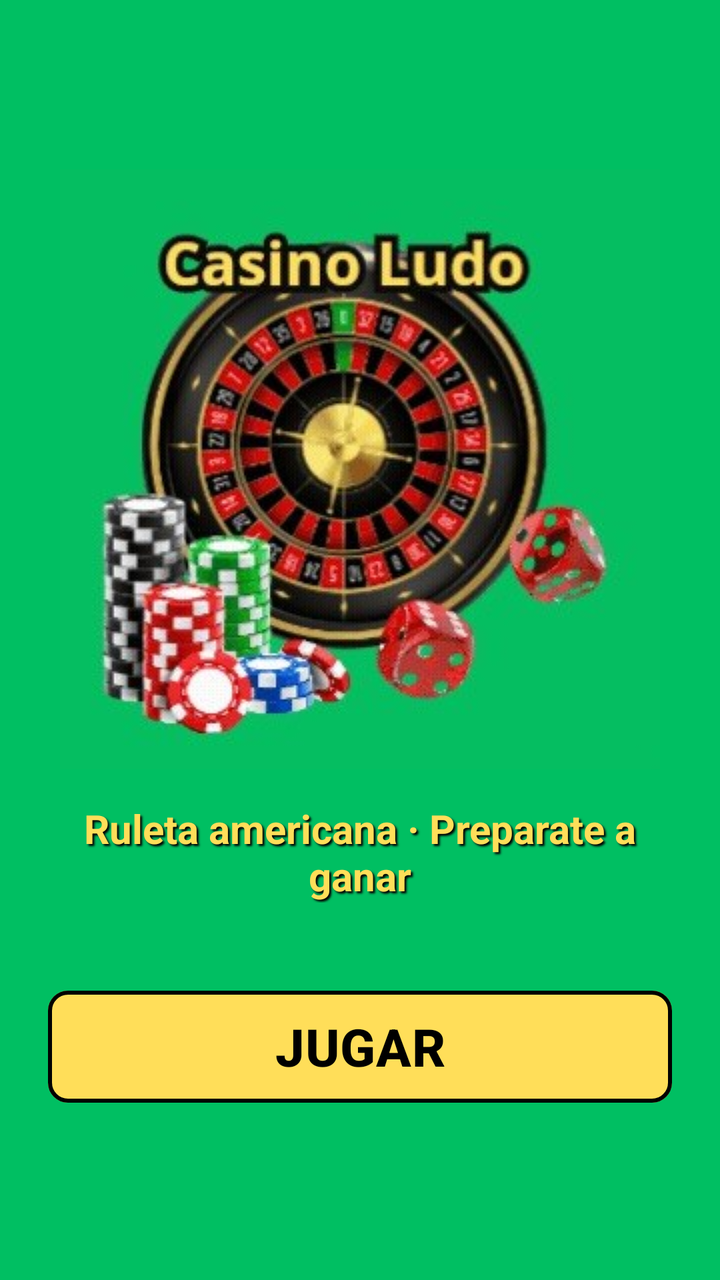
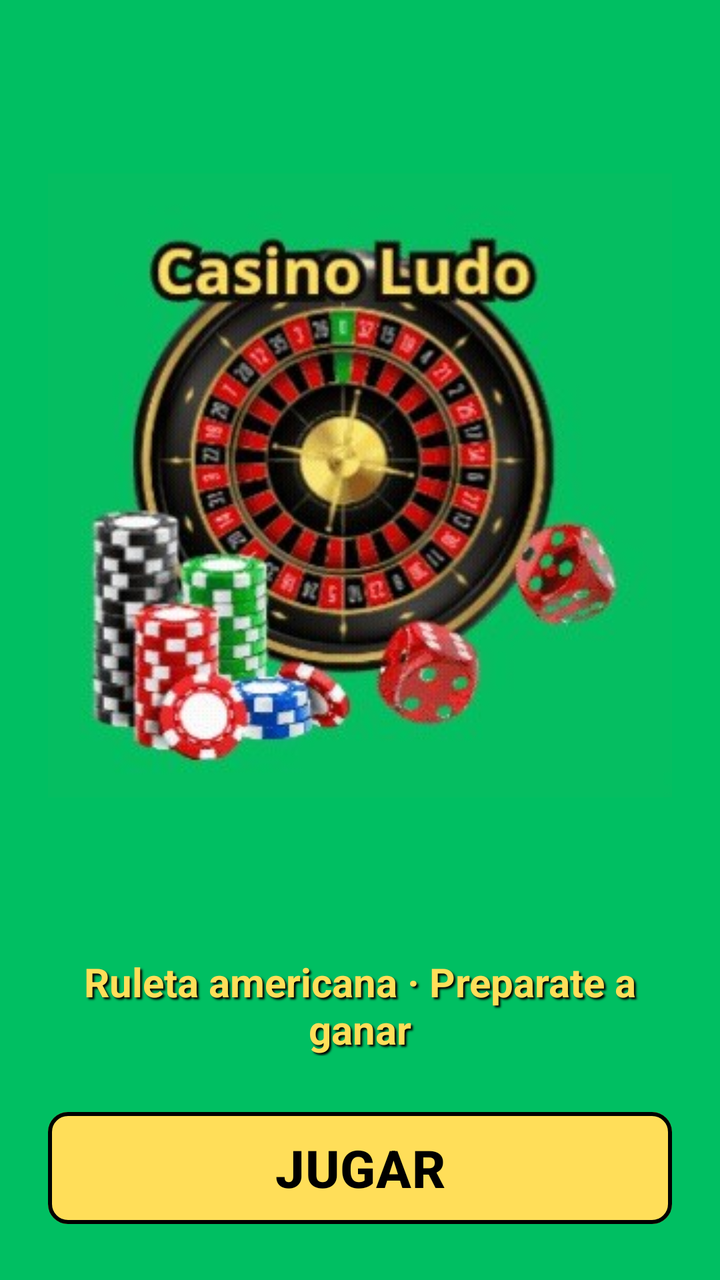

Screens rendered from an Android XML layout before and after an edit, with the pre-edit source and the edit as a unified diff.
<!-- AndroidManifest.xml: application theme Theme.CasinoLudo -->
<!-- res/layout/activity_main.xml -->
<?xml version="1.0" encoding="utf-8"?>
<LinearLayout xmlns:android="http://schemas.android.com/apk/res/android"
    xmlns:tools="http://schemas.android.com/tools"
    android:id="@+id/main"
    android:layout_width="match_parent"
    android:layout_height="match_parent"
    android:background="@color/verde_mesa"
    android:gravity="center"
    android:orientation="vertical"
    android:padding="24dp"
    tools:context=".MainActivity">

    <ImageView
        android:id="@+id/imgLogo"
        android:layout_width="300dp"
        android:layout_height="300dp"
        android:contentDescription="@string/desc_logo"
        android:src="@drawable/img_logo" />

    <TextView
        style="@style/TextoSubtitulo"
        android:layout_width="match_parent"
        android:layout_height="wrap_content"
        android:layout_marginTop="16dp"
        android:text="@string/subtitulo_bienvenida" />

    <com.google.android.material.button.MaterialButton
        android:id="@+id/btnJugar"
        style="@style/BotonFicha"
        android:layout_width="match_parent"
        android:layout_height="wrap_content"
        android:layout_marginTop="40dp"
        android:text="@string/boton_jugar"
        android:textSize="26sp" />
</LinearLayout>
<!-- resources referenced by this layout -->
<resources>
  <color name="verde_mesa">#FF00BF62</color>
  <!-- drawable img_logo: jpg bitmap (drawable, 29090 bytes) -->
  <string name="boton_jugar">JUGAR</string>
  <string name="desc_logo">Logo del Casino Ludo</string>
  <string name="subtitulo_bienvenida">Ruleta americana · Preparate a ganar</string>
  <style name="BotonFicha" parent="Widget.Material3.Button">
          <item name="backgroundTint">@color/amarillo_ficha</item>
          <item name="android:textColor">@color/black</item>
          <item name="android:textSize">20sp</item>
          <item name="android:textStyle">bold</item>
          <item name="strokeColor">@color/black</item>
          <item name="strokeWidth">2dp</item>
          <item name="cornerRadius">10dp</item>
          <item name="android:minHeight">64dp</item>
      </style>
  <style name="TextoSubtitulo" parent="TextoTitulo">
          <item name="android:textSize">20sp</item>
      </style>
  <style name="Theme.CasinoLudo" parent="Base.Theme.CasinoLudo" />
  <color name="amarillo_ficha">#FFFFDE59</color>
  <color name="black">#FF000000</color>
  <style name="TextoTitulo">
          <item name="android:textColor">@color/amarillo_ficha</item>
          <item name="android:textSize">30sp</item>
          <item name="android:textStyle">bold</item>
          <item name="android:gravity">center</item>
          <item name="android:shadowColor">@color/black</item>
          <item name="android:shadowDx">3</item>
          <item name="android:shadowDy">3</item>
          <item name="android:shadowRadius">2</item>
      </style>
  <style name="Base.Theme.CasinoLudo" parent="Theme.Material3.Light.NoActionBar">
          <item name="colorPrimary">@color/amarillo_ficha</item>
          <item name="colorOnPrimary">@color/black</item>
          <item name="colorSecondary">@color/verde_mesa</item>
          <item name="android:windowBackground">@color/verde_mesa</item>
      </style>
</resources>

<!-- the commit's change to res/layout/activity_main.xml (unified diff, before → after) -->
@@ -10,11 +10,14 @@
     android:padding="24dp"
     tools:context=".MainActivity">
 
+    
     <ImageView
         android:id="@+id/imgLogo"
-        android:layout_width="300dp"
-        android:layout_height="300dp"
+        android:layout_width="match_parent"
+        android:layout_height="0dp"
+        android:layout_weight="1"
         android:contentDescription="@string/desc_logo"
+        android:scaleType="fitCenter"
         android:src="@drawable/img_logo" />
 
     <TextView
@@ -29,7 +32,7 @@
         style="@style/BotonFicha"
         android:layout_width="match_parent"
         android:layout_height="wrap_content"
-        android:layout_marginTop="40dp"
+        android:layout_marginTop="24dp"
         android:text="@string/boton_jugar"
         android:textSize="26sp" />
 </LinearLayout>
